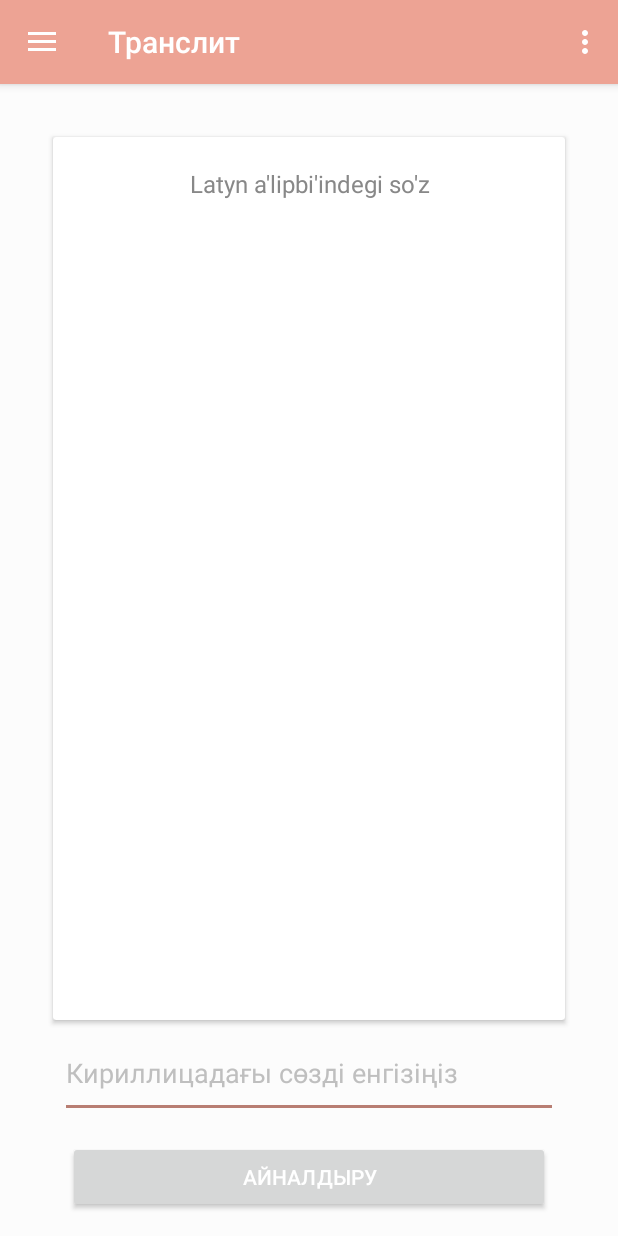
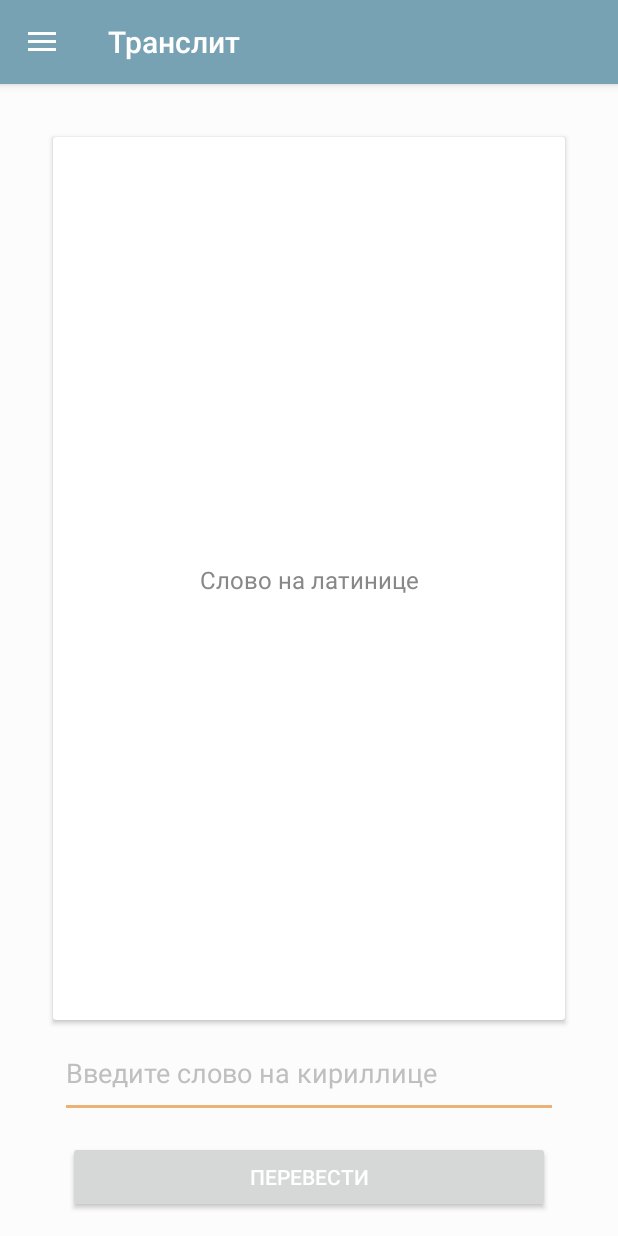
Before and after one commit to assel31/Mobile3, an Android app: the Home screen opened directly, with no data from a screen before it, in the side drawer, after a tap on "Транслит", on a phone screen of 412 x 824 dp. Run offline under Robolectric (Android 15) with nearby library versions, the phone set to English and light mode, and no system bars; our stand-ins replace Firebase (no records; nobody signed in at launch, a user with empty details on screens opened directly); libraries missing offline, so code that uses them is left out: com.ramotion.paperonboarding, info.hoang8f.widget; plain views replace FButton; 2 statements that could not run were skipped.

Commit message:
feat: already forgot what have been added...

```diff
--- a/app/src/main/java/com/qazaq/android/mobile3/Home.java
+++ b/app/src/main/java/com/qazaq/android/mobile3/Home.java
@@ -38,7 +38,7 @@ public class Home extends Fragment {
     @Override
     public void onViewCreated(View view, @Nullable Bundle savedInstanceState) {
         super.onViewCreated(view, savedInstanceState);
-        getActivity().setTitle("Home");
+        getActivity().setTitle("Главная");
     }
 
     @Nullable
--- a/app/src/main/java/com/qazaq/android/mobile3/MainActivity.java
+++ b/app/src/main/java/com/qazaq/android/mobile3/MainActivity.java
@@ -65,23 +65,11 @@ public class MainActivity extends AppCompatActivity
     }
 
     @Override
-    public boolean onCreateOptionsMenu(Menu menu) {
-        // Inflate the menu; this adds items to the action bar if it is present.
-        getMenuInflater().inflate(R.menu.main, menu);
-        return true;
-    }
-
-    @Override
     public boolean onOptionsItemSelected(MenuItem item) {
         // Handle action bar item clicks here. The action bar will
         // automatically handle clicks on the Home/Up button, so long
         // as you specify a parent activity in AndroidManifest.xml.
         int id = item.getItemId();
-
-        //noinspection SimplifiableIfStatement
-        if (id == R.id.action_settings) {
-            return true;
-        }
 
         return super.onOptionsItemSelected(item);
     }
--- a/app/src/main/java/com/qazaq/android/mobile3/WordNameAdapter.java
+++ b/app/src/main/java/com/qazaq/android/mobile3/WordNameAdapter.java
@@ -1,6 +1,7 @@
 package com.qazaq.android.mobile3;
 
 import android.content.Context;
+import android.graphics.Typeface;
 import android.view.LayoutInflater;
 import android.view.View;
 import android.view.ViewGroup;
@@ -67,9 +68,13 @@ public class WordNameAdapter extends BaseAdapter {
         TextView description;
 
         public ViewHolder(View convertView){
+            Typeface font = Typeface.createFromAsset(context.getAssets(), "fonts/main_regular.ttf");
             wordImageView = (ImageView) convertView.findViewById(R.id.wordImageView);
             nameTextView = (TextView) convertView.findViewById(R.id.nameTextView);
+            nameTextView.setTypeface(font);
+
             description = (TextView) convertView.findViewById(R.id.descriptionTextView);
+            description.setTypeface(font);
         }
     }
 }
--- a/app/src/main/java/com/qazaq/android/mobile3/Words.java
+++ b/app/src/main/java/com/qazaq/android/mobile3/Words.java
@@ -35,7 +35,7 @@ public class Words extends Fragment {
     @Override
     public void onViewCreated(View view, @Nullable Bundle savedInstanceState) {
         super.onViewCreated(view, savedInstanceState);
-        getActivity().setTitle("Words and Phrases");
+        getActivity().setTitle("Слова и Фразы");
     }
 
     @Nullable
--- a/app/src/main/res/layout/alphabet.xml
+++ b/app/src/main/res/layout/alphabet.xml
@@ -10,6 +10,8 @@
     android:layout_marginRight="20dp"
     android:layout_marginBottom="20dp"
     android:weightSum="8"
+    android:paddingTop="20dp"
+    android:paddingBottom="15dp"
     android:id="@+id/parentLinear">
 
 </LinearLayout>
--- a/app/src/main/res/layout/content_text.xml
+++ b/app/src/main/res/layout/content_text.xml
@@ -6,13 +6,13 @@
     android:layout_height="match_parent"
     app:layout_behavior="@string/appbar_scrolling_view_behavior"
     tools:context="com.qazaq.android.mobile3.TextActivity"
-    tools:showIn="@layout/activity_text">
+    tools:showIn="@layout/activity_text"
+    android:padding="@dimen/text_margin">
 
     <TextView
         android:id="@+id/contentTextView"
         android:layout_width="wrap_content"
         android:layout_height="wrap_content"
-        android:layout_margin="@dimen/text_margin"
         android:textSize="18sp"/>
 
 </android.support.v4.widget.NestedScrollView>
--- a/app/src/main/res/layout/row_word_name.xml
+++ b/app/src/main/res/layout/row_word_name.xml
@@ -14,7 +14,8 @@
         android:layout_height="wrap_content"
         android:padding="10dp"
         android:text="text"
-        android:textSize="22dp"
+        android:textSize="24dp"
+        android:textColor="#555555"
         android:layout_toEndOf="@+id/wordImageView"
         android:layout_toRightOf="@+id/wordImageView"/>
 
@@ -25,6 +26,7 @@
         android:padding="10dp"
         android:text="text"
         android:textSize="18dp"
+        android:textColor="@color/colorAccentDark"
         android:layout_alignBottom="@+id/wordImageView"
         android:layout_toRightOf="@+id/wordImageView"/>
 
--- a/app/src/main/res/layout/translit.xml
+++ b/app/src/main/res/layout/translit.xml
@@ -30,8 +30,9 @@
                 android:id="@+id/translited"
                 android:textSize="16sp"
                 android:textColor="#888888"
-                android:text="Latyn a'lipbi'indegi so'z"
-                android:textAlignment="center"/>
+                android:text="Слово на латинице"
+                android:textAlignment="center"
+                android:gravity="center_vertical"/>
         </android.support.v7.widget.CardView>
         <EditText
             android:layout_marginRight="10dp"
@@ -39,15 +40,15 @@
             android:layout_width="match_parent"
             android:layout_height="60dp"
             android:id="@+id/word"
-            android:hint="Кириллицадағы сөзді енгізіңіз"
+            android:hint="Введите слово на кириллице"
             android:textColorHint="#bfbfbf"/>
         <info.hoang8f.widget.FButton
             android:id="@+id/enter"
             android:layout_width="match_parent"
             android:layout_height="wrap_content"
-            android:text="Айналдыру"
-            app:buttonColor="@color/colorPrimaryDark"
-            app:shadowColor="@color/colorAccent"
+            android:text="Перевести"
+            app:buttonColor="@color/colorAccent"
+            app:shadowColor="@color/colorAccentDark"
             app:shadowEnabled="true"
             app:shadowHeight="5dp"
             app:cornerRadius="5dp"
--- a/app/src/main/res/menu/activity_main_drawer.xml
+++ b/app/src/main/res/menu/activity_main_drawer.xml
@@ -15,17 +15,9 @@
             android:icon="@drawable/ic_list_black_24px"
             android:title="Слова и фразы" />
         <item
-            android:id="@+id/nav_grammar"
-            android:icon="@drawable/ic_menu_slideshow"
-            android:title="Грамматика" />
-        <item
             android:id="@+id/nav_translit"
             android:icon="@drawable/ic_menu_slideshow"
             android:title="Транслит" />
-        <item
-            android:id="@+id/nav_exercises"
-            android:icon="@drawable/ic_toys_black_24px"
-            android:title="Тренировки" />
         <item
             android:id="@+id/nav_logout"
             android:icon="@drawable/ic_exit_to_app_black_24px"
--- a/app/src/main/res/menu/main.xml
+++ /dev/null
@@ -1,9 +0,0 @@
-<?xml version="1.0" encoding="utf-8"?>
-<menu xmlns:android="http://schemas.android.com/apk/res/android"
-    xmlns:app="http://schemas.android.com/apk/res-auto">
-    <item
-        android:id="@+id/action_settings"
-        android:orderInCategory="100"
-        android:title="@string/action_settings"
-        app:showAsAction="never" />
-</menu>
--- a/app/src/main/res/values/colors.xml
+++ b/app/src/main/res/values/colors.xml
@@ -1,8 +1,15 @@
 <?xml version="1.0" encoding="utf-8"?>
 <resources>
-    <color name="colorPrimary">#EDA394</color>
-    <color name="colorPrimaryDark">#eb8975</color>
-    <color name="colorAccent">#B87E73</color>
+    <color name="colorPrimary">#77A2B3</color>
+    <color name="colorPrimaryDark">#4C7F93</color>
+    <color name="colorPrimaryDarker">#1A5166</color>
+    <color name="colorAccent">#EBB275</color>
+    <color name="colorAccentDark">#C48846</color>
     <color name="white">#ffffff</color>
     <color name="darkgray">#6c6c6c</color>
+    <!--<color name="colorPrimary">#EDA394</color>-->
+    <!--<color name="colorPrimaryDark">#eb8975</color>-->
+    <!--<color name="colorAccent">#B87E73</color>-->
+    <!--<color name="white">#ffffff</color>-->
+    <!--<color name="darkgray">#6c6c6c</color>-->
 </resources>
--- a/app/src/main/res/values/strings.xml
+++ b/app/src/main/res/values/strings.xml
@@ -1,5 +1,5 @@
 <resources>
-    <string name="app_name">Mobile3</string>
+    <string name="app_name">Learn Qazaq</string>
 
     <string name="navigation_drawer_open">Open navigation drawer</string>
     <string name="navigation_drawer_close">Close navigation drawer</string>
```
Also changed, not shown: app/src/main/java/com/qazaq/android/mobile3/Alphabet.java (+6 -5 lines), app/src/main/res/layout/activity_text.xml (+4 -4 lines), app/src/main/assets/fonts/main_regular.ttf (added), app/src/main/res/drawable/bg.png.
